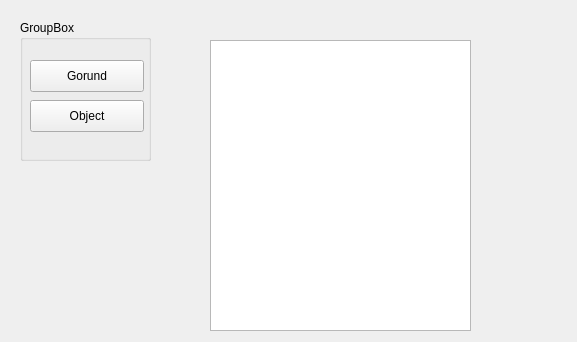
Above: src/StarRPGEditor/StarRPGEditor/database_tile_set_view.ui from wasedaigo/star-rpg-editor before the change. Below: the same form after it.
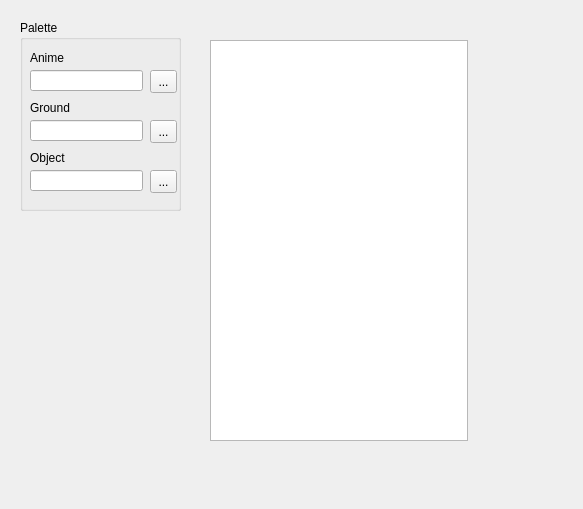
That is the form after the change.

Commit message: Update LineEdit when it selected file in MaterialDialog

The edit to the form file:
```diff
--- a/src/StarRPGEditor/StarRPGEditor/database_tile_set_view.ui
+++ b/src/StarRPGEditor/StarRPGEditor/database_tile_set_view.ui
@@ -6,8 +6,8 @@
    <rect>
     <x>0</x>
     <y>0</y>
-    <width>577</width>
-    <height>342</height>
+    <width>583</width>
+    <height>509</height>
    </rect>
   </property>
   <property name="windowTitle">
@@ -18,49 +18,137 @@
     <rect>
      <x>20</x>
      <y>20</y>
-     <width>131</width>
-     <height>141</height>
+     <width>161</width>
+     <height>191</height>
     </rect>
    </property>
    <property name="title">
-    <string>GroupBox</string>
+    <string>Palette</string>
    </property>
-   <widget class="QPushButton" name="groundAssetSelectButton">
+   <widget class="QLineEdit" name="lineEdit">
     <property name="geometry">
      <rect>
       <x>10</x>
-      <y>40</y>
-      <width>114</width>
-      <height>32</height>
+      <y>50</y>
+      <width>113</width>
+      <height>21</height>
      </rect>
     </property>
+   </widget>
+   <widget class="QToolButton" name="toolButton">
+    <property name="geometry">
+     <rect>
+      <x>130</x>
+      <y>50</y>
+      <width>27</width>
+      <height>23</height>
+     </rect>
+    </property>
     <property name="text">
-     <string>Gorund</string>
+     <string>...</string>
     </property>
    </widget>
-   <widget class="QPushButton" name="pushButton_2">
+   <widget class="QLabel" name="label">
+    <property name="geometry">
+     <rect>
+      <x>10</x>
+      <y>30</y>
+      <width>62</width>
+      <height>16</height>
+     </rect>
+    </property>
+    <property name="text">
+     <string>Anime</string>
+    </property>
+   </widget>
+   <widget class="QLabel" name="label_2">
     <property name="geometry">
      <rect>
       <x>10</x>
       <y>80</y>
-      <width>114</width>
-      <height>32</height>
+      <width>62</width>
+      <height>16</height>
+     </rect>
+    </property>
+    <property name="text">
+     <string>Ground</string>
+    </property>
+   </widget>
+   <widget class="QToolButton" name="groundAssetSelectButton">
+    <property name="geometry">
+     <rect>
+      <x>130</x>
+      <y>100</y>
+      <width>27</width>
+      <height>23</height>
+     </rect>
+    </property>
+    <property name="text">
+     <string>...</string>
+    </property>
+   </widget>
+   <widget class="QLineEdit" name="groundAssetLineEdit">
+    <property name="geometry">
+     <rect>
+      <x>10</x>
+      <y>100</y>
+      <width>113</width>
+      <height>21</height>
+     </rect>
+    </property>
+   </widget>
+   <widget class="QLabel" name="label_3">
+    <property name="geometry">
+     <rect>
+      <x>10</x>
+      <y>130</y>
+      <width>62</width>
+      <height>16</height>
      </rect>
     </property>
     <property name="text">
      <string>Object</string>
     </property>
    </widget>
+   <widget class="QLineEdit" name="lineEdit_3">
+    <property name="geometry">
+     <rect>
+      <x>10</x>
+      <y>150</y>
+      <width>113</width>
+      <height>21</height>
+     </rect>
+    </property>
+   </widget>
+   <widget class="QToolButton" name="toolButton_">
+    <property name="geometry">
+     <rect>
+      <x>130</x>
+      <y>150</y>
+      <width>27</width>
+      <height>23</height>
+     </rect>
+    </property>
+    <property name="text">
+     <string>...</string>
+    </property>
+   </widget>
   </widget>
   <widget class="QGraphicsView" name="graphicsView">
    <property name="geometry">
     <rect>
      <x>210</x>
      <y>40</y>
-     <width>261</width>
-     <height>291</height>
+     <width>258</width>
+     <height>401</height>
     </rect>
    </property>
+   <property name="sizePolicy">
+    <sizepolicy hsizetype="Fixed" vsizetype="Expanding">
+     <horstretch>0</horstretch>
+     <verstretch>0</verstretch>
+    </sizepolicy>
+   </property>
   </widget>
  </widget>
  <resources/>
```
The commit also changes 4 other files.
